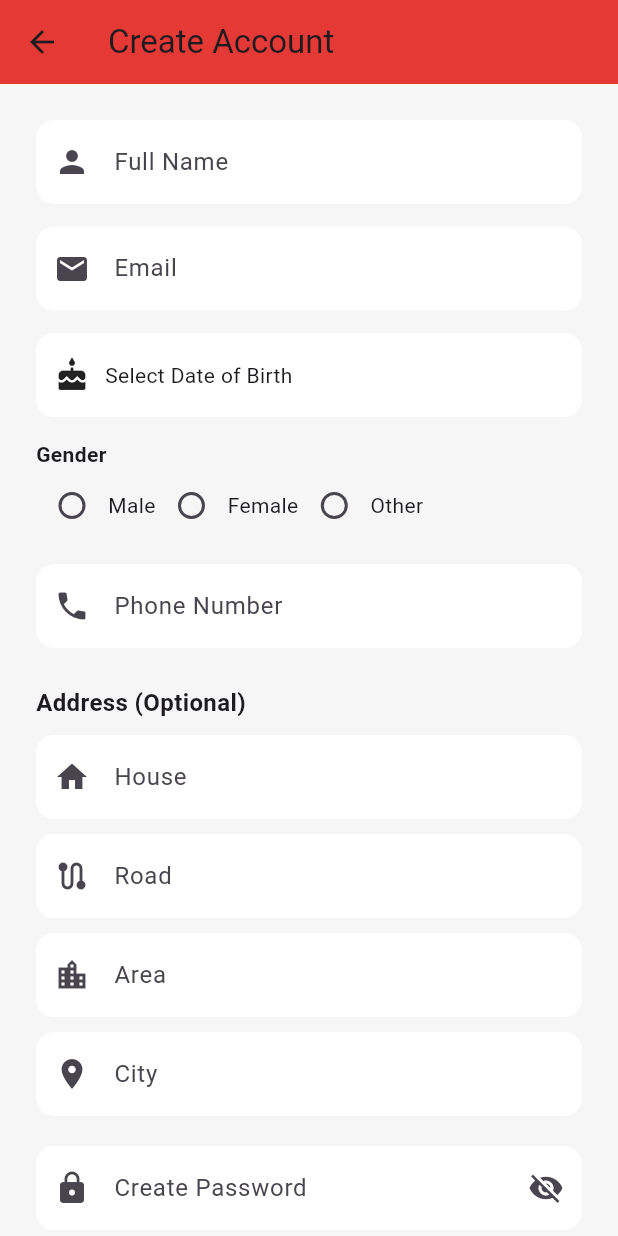
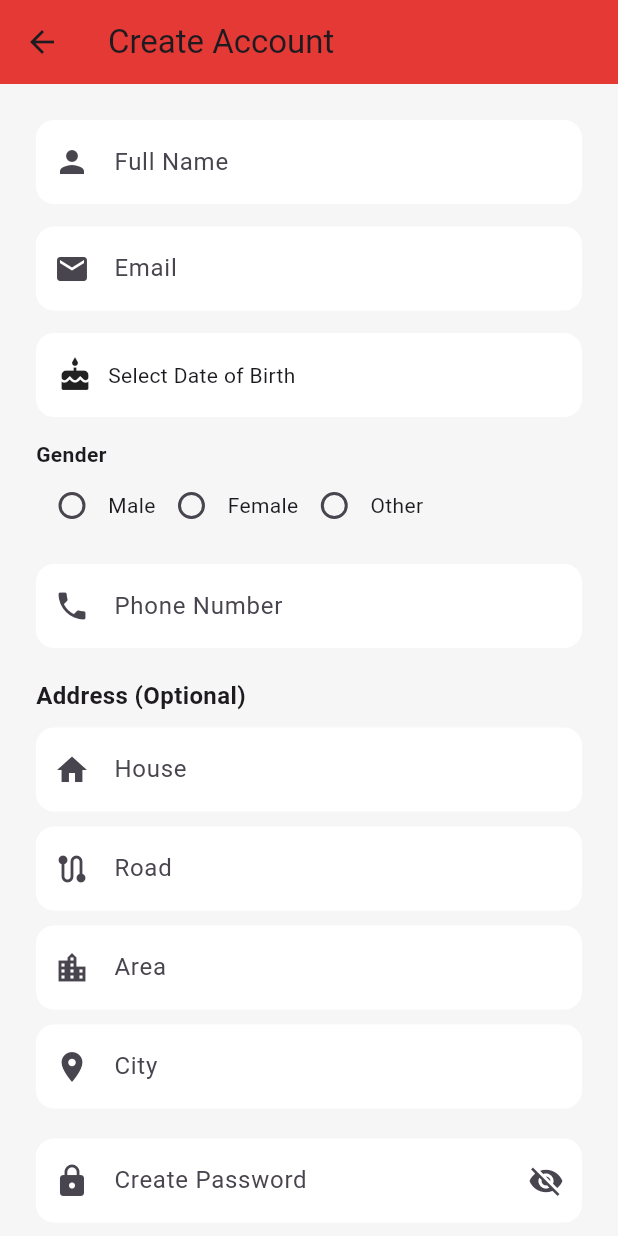
Before and after one commit to Takia294/Mobile-Application-Development, a Flutter app: the RegistrationScreen screen opened by its route, on a phone screen of 412 x 824 dp. Run offline on Flutter 3.47's test engine with Material 3 defaults, Android fonts, the phone set to English and light mode, and no system bars; our stand-ins replace dropdown_search, shared_preferences; accounts and stored records are empty.

Commit message:
update registration file

```diff
--- a/lib/screens/registration.dart
+++ b/lib/screens/registration.dart
@@ -1,41 +1,64 @@
 import 'package:flutter/material.dart';
+import 'package:shared_preferences/shared_preferences.dart';
 
 class RegistrationScreen extends StatefulWidget {
   const RegistrationScreen({super.key});
 
   @override
-  State<RegistrationScreen> createState() => _RegistrationScreenState();
+  State<RegistrationScreen> createState() =>
+      _RegistrationScreenState();
 }
 
-class _RegistrationScreenState extends State<RegistrationScreen> {
+class _RegistrationScreenState
+    extends State<RegistrationScreen> {
+  final _formKey =
+      GlobalKey<FormState>();
 
-  final _formKey = GlobalKey<FormState>();
+  /// Controllers
+  final fullNameController =
+      TextEditingController();
 
-  final fullNameController = TextEditingController();
-  final emailController = TextEditingController();
-  final phoneController = TextEditingController();
+  final emailController =
+      TextEditingController();
 
-  final houseController = TextEditingController();
-  final roadController = TextEditingController();
-  final areaController = TextEditingController();
-  final cityController = TextEditingController();
+  final phoneController =
+      TextEditingController();
 
-  final passwordController = TextEditingController();
-  final confirmPasswordController = TextEditingController();
+  final houseController =
+      TextEditingController();
 
+  final roadController =
+      TextEditingController();
+
+  final areaController =
+      TextEditingController();
+
+  final cityController =
+      TextEditingController();
+
+  final passwordController =
+      TextEditingController();
+
+  final confirmPasswordController =
+      TextEditingController();
+
+  /// Variables
   DateTime? selectedDate;
-
   String? gender;
 
   bool obscurePassword = true;
-  bool obscureConfirmPassword = true;
+  bool obscureConfirmPassword =
+      true;
 
   /// DATE PICKER
   Future<void> pickDate() async {
-    DateTime? picked = await showDatePicker(
+    DateTime? picked =
+        await showDatePicker(
       context: context,
-      initialDate: DateTime(2000),
-      firstDate: DateTime(1950),
+      initialDate:
+          DateTime(2000),
+      firstDate:
+          DateTime(1950),
       lastDate: DateTime.now(),
     );
 
@@ -46,244 +69,372 @@ class _RegistrationScreenState extends State<RegistrationScreen> {
     }
   }
 
+  /// SAVE USER DATA
+  Future<void> saveUserData()
+      async {
+    final prefs =
+        await SharedPreferences
+            .getInstance();
+
+    await prefs.setString(
+      'fullName',
+      fullNameController.text,
+    );
+
+    await prefs.setString(
+      'email',
+      emailController.text,
+    );
+
+    await prefs.setString(
+      'phone',
+      phoneController.text,
+    );
+
+    await prefs.setString(
+      'house',
+      houseController.text,
+    );
+
+    await prefs.setString(
+      'road',
+      roadController.text,
+    );
+
+    await prefs.setString(
+      'area',
+      areaController.text,
+    );
+
+    await prefs.setString(
+      'city',
+      cityController.text,
+    );
+
+    await prefs.setString(
+      'gender',
+      gender ?? 'Not Set',
+    );
+
+    await prefs.setString(
+      'dob',
+      selectedDate
+              ?.toString() ??
+          '',
+    );
+
+    /// Future Profile Fields
+    await prefs.setString(
+      'bloodGroup',
+      'None',
+    );
+
+    await prefs.setString(
+      'donorType',
+      'None',
+    );
+  }
+
   @override
-  Widget build(BuildContext context) {
+  void dispose() {
+    fullNameController.dispose();
+    emailController.dispose();
+    phoneController.dispose();
+    houseController.dispose();
+    roadController.dispose();
+    areaController.dispose();
+    cityController.dispose();
+    passwordController.dispose();
+    confirmPasswordController
+        .dispose();
 
+    super.dispose();
+  }
+
+  @override
+  Widget build(
+      BuildContext context) {
     return Scaffold(
-      backgroundColor: const Color(0xFFF6F6F6),
+      backgroundColor:
+          const Color(0xFFF6F6F6),
 
       appBar: AppBar(
-        title: const Text("Create Account"),
-        backgroundColor: const Color(0xFFE53935),
+        title:
+            const Text("Create Account"),
+        backgroundColor:
+            const Color(0xFFE53935),
       ),
 
-      body: SingleChildScrollView(
-        padding: const EdgeInsets.all(24),
+      body:
+          SingleChildScrollView(
+        padding:
+            const EdgeInsets.all(
+                24),
 
         child: Form(
           key: _formKey,
 
           child: Column(
             children: [
-
               /// FULL NAME
               _inputField(
-                controller: fullNameController,
-                label: "Full Name",
-                icon: Icons.person,
-                requiredField: true,
+                controller:
+                    fullNameController,
+                label:
+                    "Full Name",
+                icon:
+                    Icons.person,
+                requiredField:
+                    true,
               ),
 
-              const SizedBox(height: 15),
+              const SizedBox(
+                  height: 15),
 
               /// EMAIL
               _inputField(
-                controller: emailController,
+                controller:
+                    emailController,
                 label: "Email",
-                icon: Icons.email,
-                requiredField: true,
+                icon:
+                    Icons.email,
+                requiredField:
+                    true,
               ),
 
-              const SizedBox(height: 15),
+              const SizedBox(
+                  height: 15),
 
               /// DATE OF BIRTH
               GestureDetector(
                 onTap: pickDate,
                 child: Container(
-                  padding: const EdgeInsets.symmetric(
-                      horizontal: 12, vertical: 16),
+                  width:
+                      double.infinity,
+                  padding:
+                      const EdgeInsets
+                          .symmetric(
+                    horizontal: 14,
+                    vertical: 16,
+                  ),
 
-                  decoration: BoxDecoration(
-                    color: Colors.white,
-                    borderRadius: BorderRadius.circular(12),
+                  decoration:
+                      BoxDecoration(
+                    color:
+                        Colors.white,
+                    borderRadius:
+                        BorderRadius
+                            .circular(
+                                12),
                   ),
 
                   child: Row(
                     children: [
+                      const Icon(
+                          Icons.cake),
 
-                      const Icon(Icons.cake),
-
-                      const SizedBox(width: 10),
+                      const SizedBox(
+                          width:
+                              10),
 
                       Text(
-                        selectedDate == null
+                        selectedDate ==
+                                null
                             ? "Select Date of Birth"
                             : "${selectedDate!.day}/${selectedDate!.month}/${selectedDate!.year}",
-                      )
+                      ),
                     ],
                   ),
                 ),
               ),
 
-              const SizedBox(height: 15),
+              const SizedBox(
+                  height: 15),
 
               /// GENDER
               Column(
-                crossAxisAlignment: CrossAxisAlignment.start,
+                crossAxisAlignment:
+                    CrossAxisAlignment
+                        .start,
                 children: [
-
                   const Text(
                     "Gender",
-                    style: TextStyle(fontWeight: FontWeight.bold),
+                    style:
+                        TextStyle(
+                      fontWeight:
+                          FontWeight
+                              .bold,
+                    ),
                   ),
 
                   Row(
                     children: [
-
                       Radio(
-                        value: "Male",
-                        groupValue: gender,
-                        onChanged: (value) {
-                          setState(() {
-                            gender = value;
+                        value:
+                            "Male",
+                        groupValue:
+                            gender,
+                        onChanged:
+                            (value) {
+                          setState(
+                              () {
+                            gender =
+                                value;
                           });
                         },
                       ),
-                      const Text("Male"),
+                      const Text(
+                          "Male"),
 
                       Radio(
-                        value: "Female",
-                        groupValue: gender,
-                        onChanged: (value) {
-                          setState(() {
-                            gender = value;
+                        value:
+                            "Female",
+                        groupValue:
+                            gender,
+                        onChanged:
+                            (value) {
+                          setState(
+                              () {
+                            gender =
+                                value;
                           });
                         },
                       ),
-                      const Text("Female"),
+                      const Text(
+                          "Female"),
 
                       Radio(
-                        value: "Other",
-                        groupValue: gender,
-                        onChanged: (value) {
-                          setState(() {
-                            gender = value;
+                        value:
+                            "Other",
+                        groupValue:
+                            gender,
+                        onChanged:
+                            (value) {
+                          setState(
+                              () {
+                            gender =
+                                value;
                           });
                         },
                       ),
-                      const Text("Other"),
+                      const Text(
+                          "Other"),
                     ],
                   ),
                 ],
               ),
 
-              const SizedBox(height: 15),
+              const SizedBox(
+                  height: 15),
 
               /// PHONE
               _inputField(
-                controller: phoneController,
-                label: "Phone Number",
-                icon: Icons.phone,
-                requiredField: true,
+                controller:
+                    phoneController,
+                label:
+                    "Phone Number",
+                icon:
+                    Icons.phone,
+                requiredField:
+                    true,
               ),
 
-              const SizedBox(height: 25),
+              const SizedBox(
+                  height: 20),
 
-              /// ADDRESS SECTION
+              /// ADDRESS
               const Align(
-                alignment: Alignment.centerLeft,
+                alignment:
+                    Alignment
+                        .centerLeft,
                 child: Text(
                   "Address (Optional)",
-                  style: TextStyle(
-                      fontWeight: FontWeight.bold,
-                      fontSize: 16),
+                  style:
+                      TextStyle(
+                    fontWeight:
+                        FontWeight
+                            .bold,
+                    fontSize:
+                        16,
+                  ),
                 ),
               ),
 
-              const SizedBox(height: 10),
+              const SizedBox(
+                  height: 10),
 
               _inputField(
-                controller: houseController,
+                controller:
+                    houseController,
                 label: "House",
-                icon: Icons.home,
+                icon:
+                    Icons.home,
               ),
 
-              const SizedBox(height: 10),
+              const SizedBox(
+                  height: 10),
 
               _inputField(
-                controller: roadController,
+                controller:
+                    roadController,
                 label: "Road",
-                icon: Icons.route,
+                icon:
+                    Icons.route,
               ),
 
-              const SizedBox(height: 10),
+              const SizedBox(
+                  height: 10),
 
               _inputField(
-                controller: areaController,
+                controller:
+                    areaController,
                 label: "Area",
-                icon: Icons.location_city,
+                icon: Icons
+                    .location_city,
               ),
 
-              const SizedBox(height: 10),
+              const SizedBox(
+                  height: 10),
 
               _inputField(
-                controller: cityController,
+                controller:
+                    cityController,
                 label: "City",
-                icon: Icons.location_on,
+                icon: Icons
+                    .location_on,
               ),
 
-              const SizedBox(height: 20),
+              const SizedBox(
+                  height: 20),
 
               /// PASSWORD
-              TextFormField(
-                controller: passwordController,
-                obscureText: obscurePassword,
-
-                decoration: InputDecoration(
-                  labelText: "Create Password",
-                  prefixIcon: const Icon(Icons.lock),
-
-                  suffixIcon: IconButton(
-                    icon: Icon(
-                      obscurePassword
-                          ? Icons.visibility_off
-                          : Icons.visibility,
-                    ),
-                    onPressed: () {
+              _passwordField(
+                controller:
+                    passwordController,
+                label:
+                    "Create Password",
+                obscure:
+                    obscurePassword,
+                toggle: () {
                   setState(() {
-                        obscurePassword = !obscurePassword;
+                    obscurePassword =
+                        !obscurePassword;
                   });
                 },
               ),
 
-                  filled: true,
-                  fillColor: Colors.white,
-
-                  border: OutlineInputBorder(
-                    borderRadius: BorderRadius.circular(12),
-                    borderSide: BorderSide.none,
-                  ),
-                ),
-
-                validator: (value) {
-                  if (value == null || value.isEmpty) {
-                    return "Password required";
-                  }
-                  if (value.length < 6) {
-                    return "Password must be at least 6 characters";
-                  }
-                  return null;
-                },
-              ),
-
-              const SizedBox(height: 15),
+              const SizedBox(
+                  height: 15),
 
               /// CONFIRM PASSWORD
-              TextFormField(
-                controller: confirmPasswordController,
-                obscureText: obscureConfirmPassword,
-
-                decoration: InputDecoration(
-                  labelText: "Confirm Password",
-                  prefixIcon: const Icon(Icons.lock_outline),
-
-                  suffixIcon: IconButton(
-                    icon: Icon(
-                      obscureConfirmPassword
-                          ? Icons.visibility_off
-                          : Icons.visibility,
-                    ),
-                    onPressed: () {
+              _passwordField(
+                controller:
+                    confirmPasswordController,
+                label:
+                    "Confirm Password",
+                obscure:
+                    obscureConfirmPassword,
+                toggle: () {
                   setState(() {
                     obscureConfirmPassword =
                         !obscureConfirmPassword;
@@ -291,102 +442,118 @@ class _RegistrationScreenState extends State<RegistrationScreen> {
                 },
               ),
 
-                  filled: true,
-                  fillColor: Colors.white,
+              const SizedBox(
+                  height: 30),
 
-                  border: OutlineInputBorder(
-                    borderRadius: BorderRadius.circular(12),
-                    borderSide: BorderSide.none,
+              /// REGISTER BUTTON
+              SizedBox(
+                width:
+                    double.infinity,
+                height: 50,
+
+                child:
+                    ElevatedButton(
+                  style:
+                      ElevatedButton
+                          .styleFrom(
+                    backgroundColor:
+                        const Color(
+                            0xFFE53935),
+                    shape:
+                        RoundedRectangleBorder(
+                      borderRadius:
+                          BorderRadius.circular(
+                              12),
                     ),
                   ),
 
-                validator: (value) {
-                  if (value != passwordController.text) {
-                    return "Passwords do not match";
+                  onPressed:
+                      () async {
+                    if (!_formKey
+                        .currentState!
+                        .validate()) {
+                      return;
                     }
-                  return null;
-                },
-              ),
 
-              const SizedBox(height: 30),
-
-              /// REGISTER BUTTON
-              SizedBox(
-                width: double.infinity,
-                height: 50,
-
-                child: ElevatedButton(
-                  style: ElevatedButton.styleFrom(
-                    backgroundColor: const Color(0xFFE53935),
-                    shape: RoundedRectangleBorder(
-                      borderRadius: BorderRadius.circular(12),
-                    ),
-                  ),
-
-                  onPressed: () {
-
-                    if (_formKey.currentState!.validate()) {
-
-                      if (selectedDate == null) {
-                        ScaffoldMessenger.of(context).showSnackBar(
-                          const SnackBar(
-                            content: Text("Please select date of birth"),
-                          ),
+                    if (selectedDate ==
+                        null) {
+                      _showSnackBar(
+                        "Please select date of birth",
                       );
                       return;
                     }
 
-                      if (gender == null) {
-                        ScaffoldMessenger.of(context).showSnackBar(
-                          const SnackBar(
-                            content: Text("Please select gender"),
-                          ),
+                    if (gender ==
+                        null) {
+                      _showSnackBar(
+                        "Please select gender",
                       );
                       return;
                     }
 
-                      ScaffoldMessenger.of(context).showSnackBar(
-                        const SnackBar(
-                          content: Text("Registration Successful"),
-                        ),
+                    if (passwordController
+                            .text !=
+                        confirmPasswordController
+                            .text) {
+                      _showSnackBar(
+                        "Passwords do not match",
                       );
+                      return;
                     }
+
+                    await saveUserData();
+
+                    _showSnackBar(
+                      "Registration Successful",
+                    );
                   },
 
-                  child: const Text(
+                  child:
+                      const Text(
                     "Create Account",
-                    style: TextStyle(
-                        fontSize: 16,
-                        fontWeight: FontWeight.bold),
+                    style:
+                        TextStyle(
+                      fontSize:
+                          16,
+                      fontWeight:
+                          FontWeight
+                              .bold,
+                    ),
                   ),
                 ),
               ),
 
-              const SizedBox(height: 20),
+              const SizedBox(
+                  height: 20),
 
-              /// LOGIN NAVIGATION
               Row(
-                mainAxisAlignment: MainAxisAlignment.center,
+                mainAxisAlignment:
+                    MainAxisAlignment
+                        .center,
                 children: [
-
-                  const Text("Already have an account? "),
+                  const Text(
+                    "Already have an account? ",
+                  ),
 
                   GestureDetector(
                     onTap: () {
-                      Navigator.pop(context);
+                      Navigator.pop(
+                          context);
                     },
-                    child: const Text(
+                    child:
+                        const Text(
                       "Login",
-                      style: TextStyle(
-                        color: Color(0xFFE53935),
-                        fontWeight: FontWeight.bold,
+                      style:
+                          TextStyle(
+                        color: Color(
+                            0xFFE53935),
+                        fontWeight:
+                            FontWeight.bold,
                       ),
                     ),
                   )
-
                 ],
-              ),
-
+              )
             ],
           ),
         ),
@@ -394,35 +561,116 @@ class _RegistrationScreenState extends State<RegistrationScreen> {
     );
   }
 
-  /// REUSABLE INPUT FIELD
+  void _showSnackBar(
+      String message) {
+    ScaffoldMessenger.of(context)
+        .showSnackBar(
+      SnackBar(
+        content: Text(message),
+      ),
+    );
+  }
+
   Widget _inputField({
-    required TextEditingController controller,
+    required TextEditingController
+        controller,
     required String label,
     required IconData icon,
-    bool requiredField = false,
+    bool requiredField =
+        false,
   }) {
     return TextFormField(
       controller: controller,
 
-      decoration: InputDecoration(
+      decoration:
+          InputDecoration(
         labelText: label,
-        prefixIcon: Icon(icon),
+        prefixIcon:
+            Icon(icon),
+        filled: true,
+        fillColor:
+            Colors.white,
 
-        filled: true,
-        fillColor: Colors.white,
-
-        border: OutlineInputBorder(
-          borderRadius: BorderRadius.circular(12),
-          borderSide: BorderSide.none,
+        border:
+            OutlineInputBorder(
+          borderRadius:
+              BorderRadius
+                  .circular(12),
+          borderSide:
+              BorderSide.none,
         ),
       ),
 
       validator: (value) {
-        if (requiredField && (value == null || value.isEmpty)) {
+        if (requiredField &&
+            (value == null ||
+                value
+                    .isEmpty)) {
           return "$label is required";
         }
         return null;
       },
     );
   }
+
+  Widget _passwordField({
+    required TextEditingController
+        controller,
+    required String label,
+    required bool obscure,
+    required VoidCallback
+        toggle,
+  }) {
+    return TextFormField(
+      controller: controller,
+      obscureText: obscure,
+
+      decoration:
+          InputDecoration(
+        labelText: label,
+        prefixIcon:
+            const Icon(
+          Icons.lock,
+        ),
+
+        suffixIcon:
+            IconButton(
+          icon: Icon(
+            obscure
+                ? Icons
+                    .visibility_off
+                : Icons
+                    .visibility,
+          ),
+          onPressed: toggle,
+        ),
+
+        filled: true,
+        fillColor:
+            Colors.white,
+
+        border:
+            OutlineInputBorder(
+          borderRadius:
+              BorderRadius
+                  .circular(12),
+          borderSide:
+              BorderSide.none,
+        ),
+      ),
+
+      validator: (value) {
+        if (value == null ||
+            value.isEmpty) {
+          return "$label required";
         }
+
+        if (value.length < 6) {
+          return "Password must be at least 6 characters";
+        }
+
+        return null;
+      },
+    );
+  }
+}
--- a/pubspec.yaml
+++ b/pubspec.yaml
@@ -1,5 +1,5 @@
 name: organ_and_blood_donation
-description: A new Flutter project
+description: "A new Flutter project"
 publish_to: 'none'
 
 version: 1.0.0+1
@@ -13,6 +13,9 @@ dependencies:
 
   cupertino_icons: ^1.0.8
   dropdown_search: ^5.0.6
+  shared_preferences: ^2.2.3
+  image_picker: ^1.1.2
+  file_picker: ^8.0.7
 
 dev_dependencies:
   flutter_test:
```
Also changed, not shown: pubspec.lock, 5 other files. Lines whose indentation alone changed are shown as unchanged.
